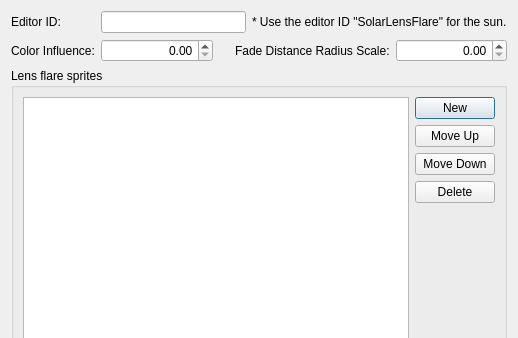
Before: the Qt Designer form native/src/DovahKit/ui/form_windows/lens_flare.ui in DavidJCobb/DovahKit, drawn with Qt 5; both pictures show x 0 to 518 and y 0 to 338 of the 518 by 535 pixel window.
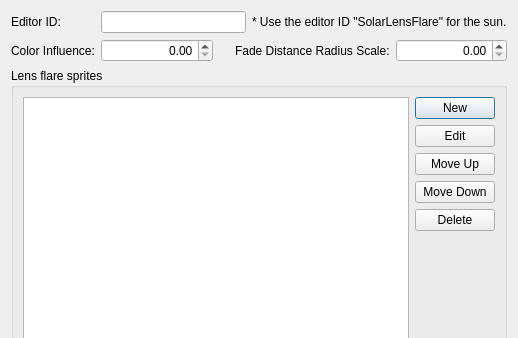
After: the same form once the commit is applied.

What changed in the file:
```diff
--- a/native/src/DovahKit/ui/form_windows/lens_flare.ui
+++ b/native/src/DovahKit/ui/form_windows/lens_flare.ui
@@ -110,6 +110,13 @@
           </property>
          </widget>
         </item>
+        <item>
+         <widget class="QPushButton" name="buttonSpriteEdit">
+          <property name="text">
+           <string>Edit</string>
+          </property>
+         </widget>
+        </item>
         <item>
          <widget class="QPushButton" name="buttonSpriteMoveUp">
           <property name="text">
```
Left out of the diff: 1 changed line with no effect on the pictures.
